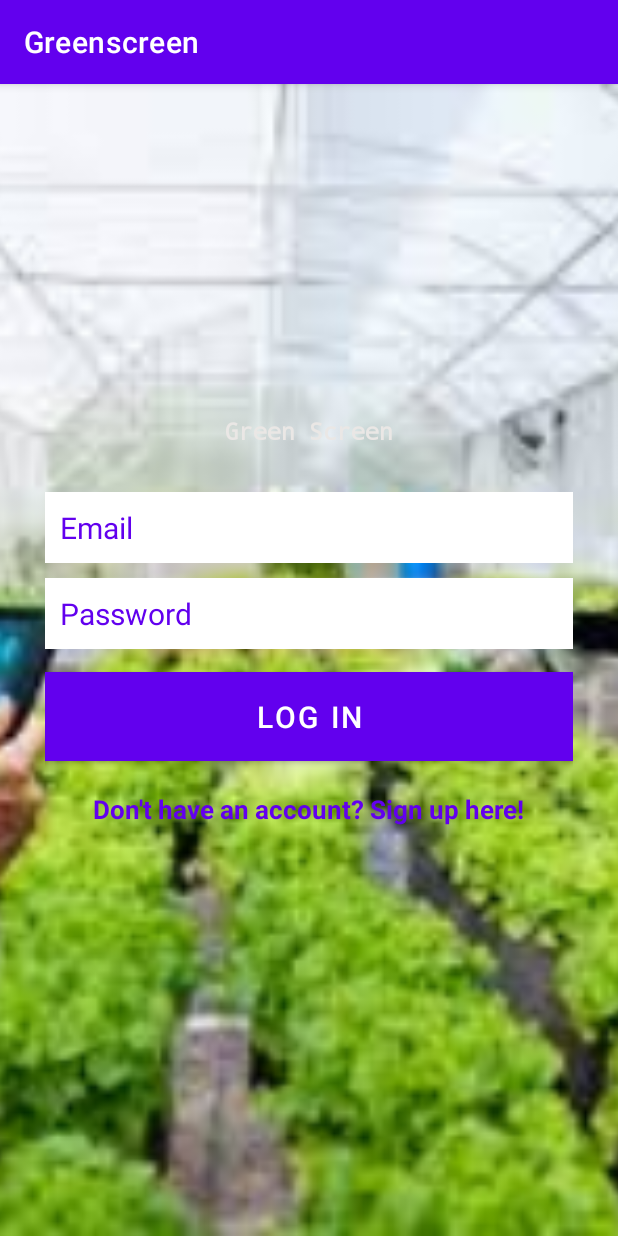
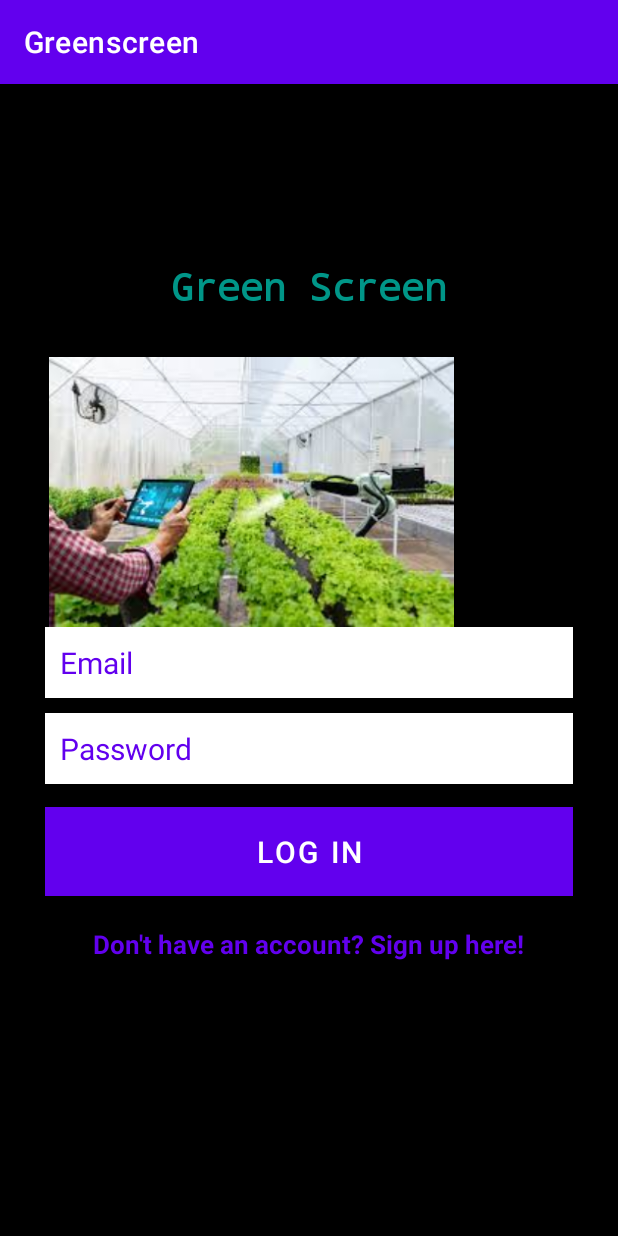
Before and after one commit to EveNyarango/Green-Screen, an Android app: the screen it shows after launch (LoginActivity), on a phone screen of 412 x 824 dp. Run offline under Robolectric (Android 15) with nearby library versions, the phone set to English and light mode, and no system bars; our stand-ins replace ButterKnife, Firebase (no records; nobody signed in at launch, a user with empty details on screens opened directly).

Commit message:
change on the ui

```diff
--- a/app/src/main/res/layout/activity_create_account.xml
+++ b/app/src/main/res/layout/activity_create_account.xml
@@ -5,6 +5,13 @@
     android:layout_width="match_parent"
     android:layout_height="match_parent"
     tools:context=".ui.CreateAccountActivity">
+
+    <ImageView
+        android:layout_width="wrap_content"
+        android:layout_height="match_parent"
+        android:id="@+id/imageView"
+        android:src="@drawable/green5"
+        android:scaleType="centerCrop" />
 
     <LinearLayout
         android:orientation="vertical"
--- a/app/src/main/res/layout/activity_login.xml
+++ b/app/src/main/res/layout/activity_login.xml
@@ -7,12 +7,6 @@
     tools:context=".ui.LoginActivity"
     android:background="#000000">
 
-    <ImageView
-        android:id="@+id/imageView"
-        android:layout_width="match_parent"
-        android:layout_height="match_parent"
-        android:scaleType="centerCrop"
-        android:src="@drawable/green" />
 
     <LinearLayout
         android:orientation="vertical"
@@ -24,6 +18,12 @@
         android:id="@+id/linearLayout">
 
 
+        <ImageView
+            android:id="@+id/imageView"
+            android:layout_width="wrap_content"
+            android:layout_height="180dp"
+            android:scaleType="fitCenter"
+            android:src="@drawable/green" />
 
         <EditText
             android:id="@+id/emailEditText"
@@ -78,8 +78,8 @@
         android:layout_centerHorizontal="true"
         android:fontFamily="monospace"
         android:text="Green Screen"
-        android:textColor="#EAE7E5"
-        android:textSize="15dp"
+        android:textColor="@color/colorAccent"
+        android:textSize="25dp"
         android:textStyle="bold" />
 
 </RelativeLayout>
```
Also changed, not shown: app/src/main/res/drawable/green5.jpg (added).
